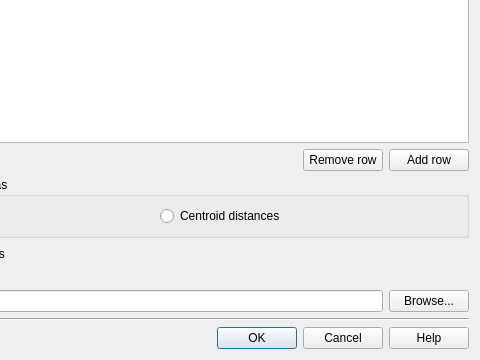
Old version of the form src/qgis_conefor/ui/conefor_dlg.ui in the repository ricardogsilva/qgisconefor; both pictures show x 167 to 647 and y 299 to 659 of the 647 by 659 pixel window.
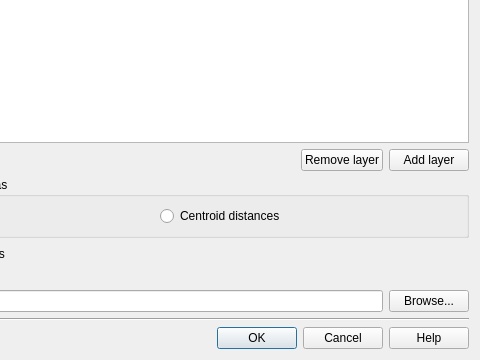
New version of the form.

Commit message: Renamed 'add/remove row' buttons to 'add/remove layer'

Patch:
```diff
--- a/src/qgis_conefor/ui/conefor_dlg.ui
+++ b/src/qgis_conefor/ui/conefor_dlg.ui
@@ -105,14 +105,14 @@
      <item>
       <widget class="QPushButton" name="remove_row_btn">
        <property name="text">
-        <string>Remove row</string>
+        <string>Remove layer</string>
        </property>
       </widget>
      </item>
      <item>
       <widget class="QPushButton" name="add_row_btn">
        <property name="text">
-        <string>Add row</string>
+        <string>Add layer</string>
        </property>
       </widget>
      </item>
```
Left out of the diff: 15 changed lines with no effect on the pictures. The commit also changes 1 other file.
